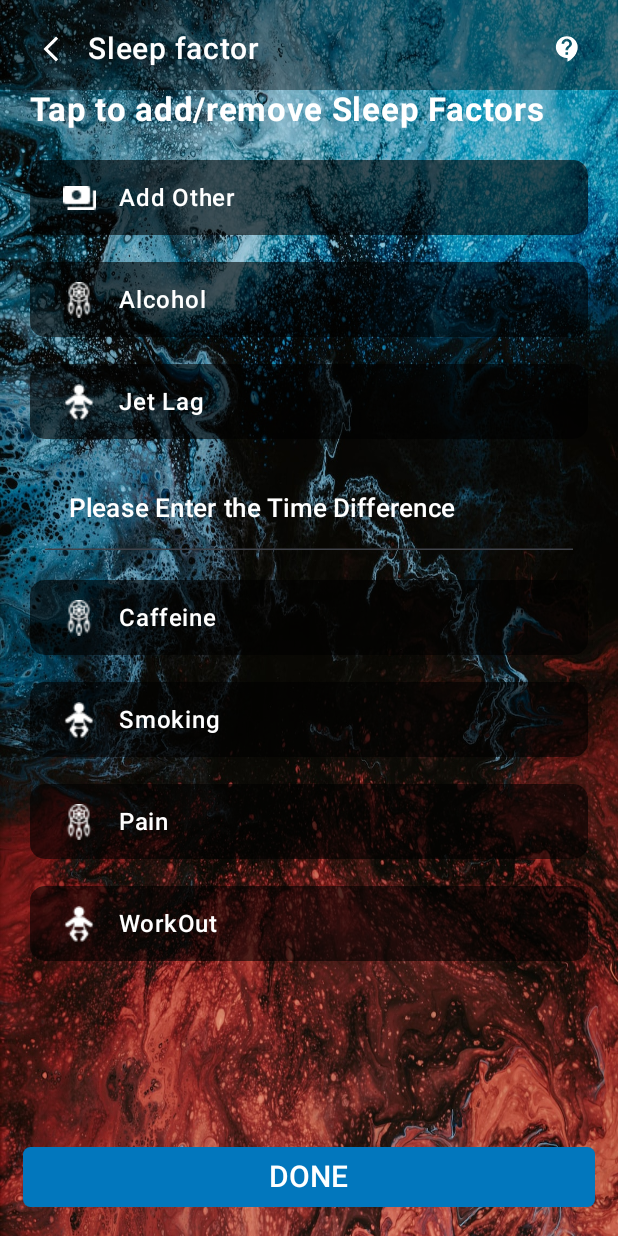
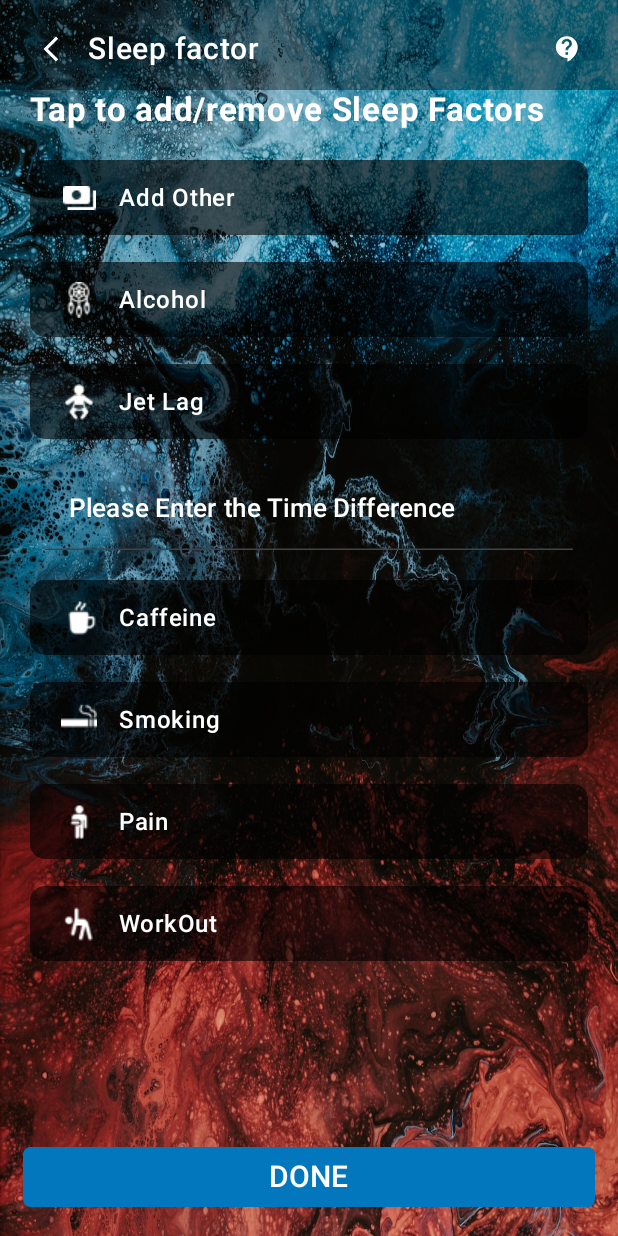
Before and after one commit to ashupandey1620/Sleep, an Android app built with Jetpack Compose: the SleepFactorScreen screen opened through its navigation route, on a phone screen of 412 x 824 dp. Run offline under Robolectric (Android 15) with nearby library versions, the phone set to English and light mode, and no system bars; our stand-ins replace Dagger/Hilt's generated code.

Commit message:
Icon Change

```diff
--- a/app/src/main/java/com/ashutosh/sleep/Screens/SleepFactorScreen.kt
+++ b/app/src/main/java/com/ashutosh/sleep/Screens/SleepFactorScreen.kt
@@ -141,7 +141,7 @@ fun SleepFactorScreen(navController: NavController) {
 
 
                     SupportAccountItemSD(
-                        icon = R.drawable.dream ,
+                        icon = R.drawable.coffee ,
                         mainText = "Caffeine" ,
                         onClick = {
 
@@ -150,7 +150,7 @@ fun SleepFactorScreen(navController: NavController) {
                     )
 
                     SupportAccountItemSD(
-                        icon = R.drawable.kids ,
+                        icon = R.drawable.cigar ,
                         mainText = "Smoking" ,
                         onClick = {
 
@@ -160,7 +160,7 @@ fun SleepFactorScreen(navController: NavController) {
 
 
                     SupportAccountItemSD(
-                        icon = R.drawable.dream ,
+                        icon = R.drawable.pain ,
                         mainText = "Pain" ,
                         onClick = {
 
@@ -169,7 +169,7 @@ fun SleepFactorScreen(navController: NavController) {
                     )
 
                     SupportAccountItemSD(
-                        icon = R.drawable.kids ,
+                        icon = R.drawable.workout ,
                         mainText = "WorkOut" ,
                         onClick = {
 
```
Also changed, not shown: app/src/main/res/drawable/cigar.png (added), app/src/main/res/drawable/coffee.png (added), app/src/main/res/drawable/pain.png (added), app/src/main/res/drawable/workout.png (added).
